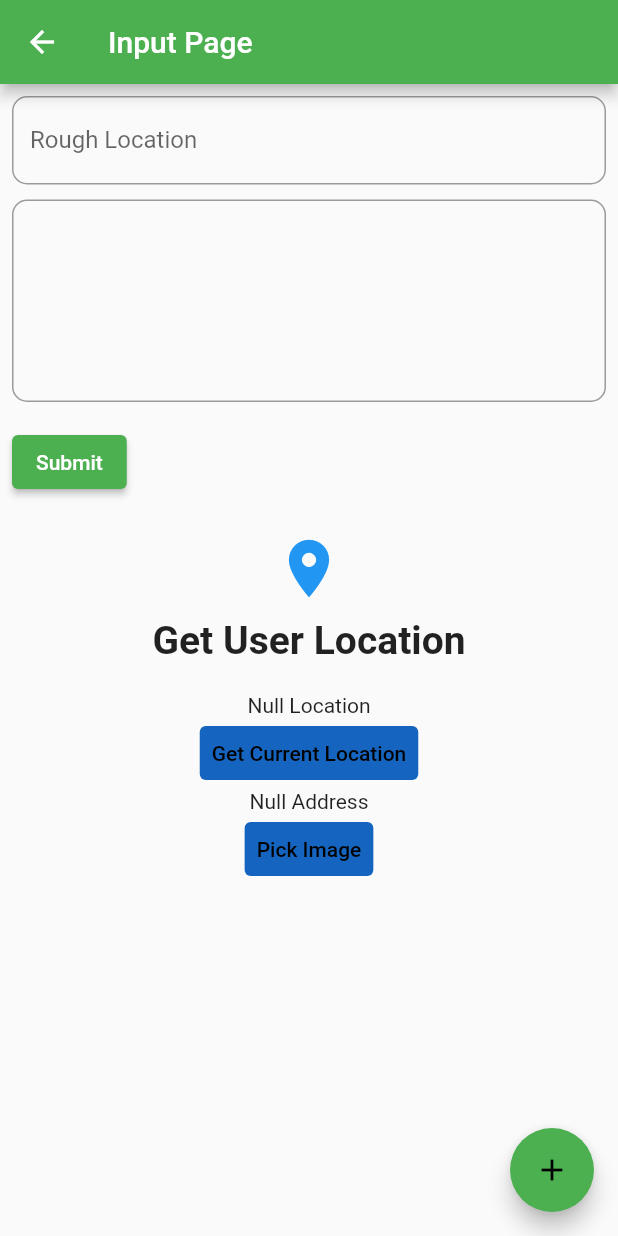
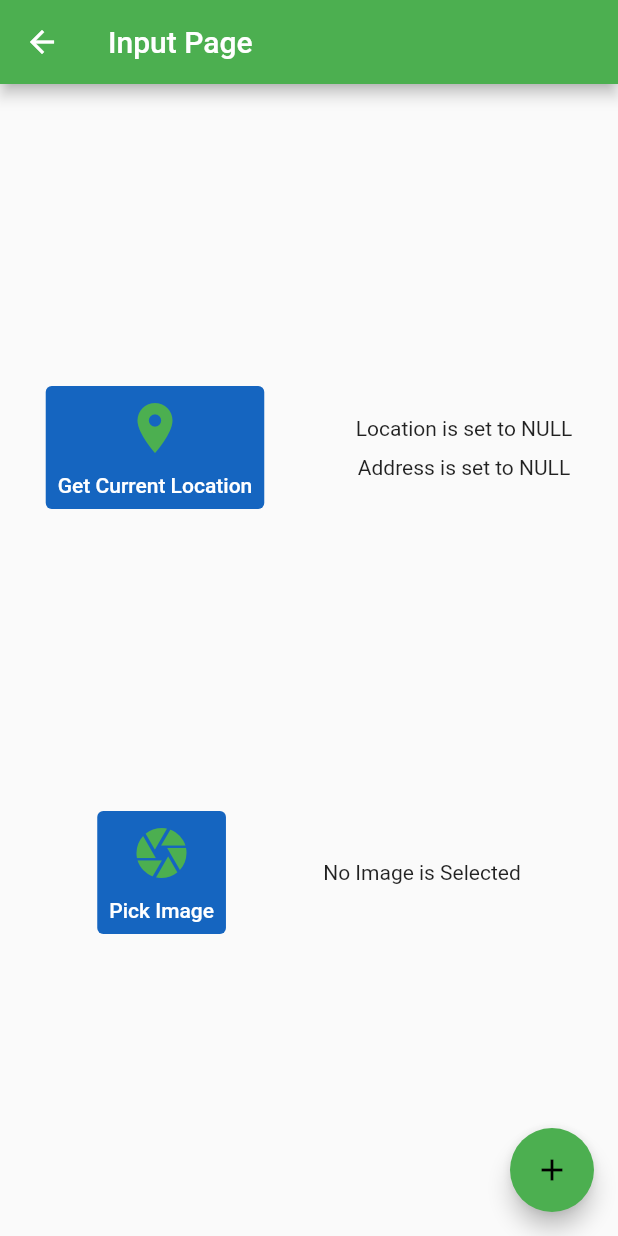
Before and after one commit to abhishek7997/Pothole-Problem, a Flutter app: the InputPage screen opened by its route, on a phone screen of 412 x 824 dp. Run offline on Flutter 3.47's test engine with Material 2 defaults, Android fonts, the phone set to English and light mode, and no system bars; our stand-ins replace geocoding, geolocator, image_picker; Roboto replaces fonts that are missing (OpenSans).

Commit message:
Updated the UI

```diff
--- a/lib/providers/pothole.dart
+++ b/lib/providers/pothole.dart
@@ -50,5 +50,6 @@ class PotHole with ChangeNotifier {
 
   set setImage(File img) {
     image = img;
+    notifyListeners();
   }
 }
--- a/lib/screens/input_screen.dart
+++ b/lib/screens/input_screen.dart
@@ -16,10 +16,71 @@ class InputPage extends StatelessWidget {
   static const routeName = '/input-screen';
   TextEditingController addressController = TextEditingController();
   String roughGPSLocation = "";
+  final _formKey = GlobalKey<FormState>();
 
   @override
   Widget build(BuildContext context) {
     var settingsProvider = Provider.of<PotHole>(context);
+
+    return Scaffold(
+      appBar: AppBar(
+        title: Text('Input Page'),
+      ),
+      body: Center(
+        child: Form(
+          key: _formKey,
+          child: Column(
+            mainAxisAlignment: MainAxisAlignment.spaceEvenly,
+            children: [
+              // CustomInputs(),
+              GiveLocation(settingsProvider),
+              PickImage(settingsProvider),
+            ],
+          ),
+        ),
+      ),
+      floatingActionButton: FloatingActionButton(
+        onPressed: () {
+          if (settingsProvider.currentPosition != null &&
+              settingsProvider.image != null) {
+            print("Adding Pothole - Dummy Data");
+            Provider.of<PotHoles>(context, listen: false).addPothole(
+              PotHole(
+                id: 'p5',
+                currentPosition: settingsProvider.CurrentPosition,
+                address: settingsProvider.Address,
+                image: settingsProvider.Image,
+              ),
+            );
+            ScaffoldMessenger.of(context)
+                .showSnackBar(SnackBar(content: Text('Success!')));
+          } else {
+            ScaffoldMessenger.of(context).showSnackBar(
+              SnackBar(
+                content: Text(
+                  (settingsProvider.currentPosition == null
+                          ? 'Please Update your location '
+                          : '') +
+                      (settingsProvider.image == null
+                          ? 'Please select an image '
+                          : ''),
+                ),
+              ),
+            );
+            return;
+          }
+        },
+        child: Icon(Icons.add),
+        backgroundColor: Colors.green,
+      ),
+    );
+  }
+}
+
+class PickImage extends StatelessWidget {
+  final settingsProvider;
+  PickImage(this.settingsProvider);
+
   File _image;
   final picker = ImagePicker();
 
@@ -33,51 +94,45 @@ class InputPage extends StatelessWidget {
     }
   }
 
-    return Scaffold(
-      appBar: AppBar(
-        title: Text('Input Page'),
-      ),
-      body: Column(
+  @override
+  Widget build(BuildContext context) {
+    return Row(
+      mainAxisAlignment: MainAxisAlignment.spaceEvenly,
       children: [
-          CustomInputs(),
-          GiveLocation(settingsProvider),
         TextButton(
           style: TextButton.styleFrom(
             backgroundColor: Colors.blue[800],
           ),
           onPressed: () => getImage(),
-            child: Text(
+          child: Column(
+            children: [
+              Icon(
+                Icons.camera,
+                size: 40.0,
+              ),
+              SizedBox(height: 10.0),
+              Text(
                 "Pick Image",
                 style: TextStyle(
-                color: Colors.black,
-              ),
+                  color: Colors.white,
                 ),
               ),
             ],
           ),
-      floatingActionButton: FloatingActionButton(
-        onPressed: () {
-          if (settingsProvider.currentPosition != null) {
-            print("Adding Pothole - Dummy Data");
-            Provider.of<PotHoles>(context, listen: false).addPothole(
-              PotHole(
-                id: 'p5',
-                currentPosition: settingsProvider.CurrentPosition,
-                address: settingsProvider.Address,
-                image: settingsProvider.Image,
         ),
-            );
-            ScaffoldMessenger.of(context)
-                .showSnackBar(SnackBar(content: Text('Success!')));
-          } else {
-            ScaffoldMessenger.of(context).showSnackBar(
-                SnackBar(content: Text('Please Update your location')));
-            return;
-          }
+        Consumer<PotHole>(
+          builder: (context, data, child) {
+            return settingsProvider.image != null
+                ? Flexible(
+                    child: FractionallySizedBox(
+                      widthFactor: 0.7,
+                      child: Image.file(settingsProvider.Image),
+                    ),
+                  )
+                : Text("No Image is Selected");
           },
-        child: Icon(Icons.add),
-        backgroundColor: Colors.green,
         ),
+      ],
     );
   }
 }
@@ -105,42 +160,55 @@ class GiveLocation extends StatelessWidget {
         mainAxisAlignment: MainAxisAlignment.center,
         crossAxisAlignment: CrossAxisAlignment.center,
         children: <Widget>[
-          Icon(
-            Icons.location_on,
-            size: 46.0,
-            color: Colors.blue,
-          ),
-          SizedBox(height: 10.0),
-          Text(
-            'Get User Location',
-            style: TextStyle(fontSize: 26.0, fontWeight: FontWeight.bold),
-          ),
-          SizedBox(height: 20.0),
-          Consumer<PotHole>(
-            builder: (context, data, child) {
-              return Text(settingsProvider.CurrentPosition != null
-                  ? 'LAT: ${settingsProvider.Latitude} LON: ${settingsProvider.Longitude}'
-                  : "Null Location");
-            },
-          ),
+          // Icon(
+          //   Icons.location_on,
+          //   size: 46.0,
+          //   color: Colors.blue,
+          // ),
+          Row(
+            mainAxisAlignment: MainAxisAlignment.spaceAround,
+            children: [
               TextButton(
                 style: TextButton.styleFrom(
                   backgroundColor: Colors.blue[800],
                 ),
                 onPressed: () => _getCurrentLocation(context),
-            child: Text(
+                child: Column(
+                  children: [
+                    Icon(
+                      Icons.location_on,
+                      size: 40.0,
+                    ),
+                    SizedBox(height: 10.0),
+                    Text(
                       "Get Current Location",
                       style: TextStyle(
-                color: Colors.black,
+                        color: Colors.white,
                       ),
                     ),
+                  ],
                 ),
+              ),
+              Column(
+                children: [
+                  Consumer<PotHole>(
+                    builder: (context, data, child) {
+                      return Text(settingsProvider.CurrentPosition != null
+                          ? 'LAT: ${settingsProvider.Latitude} LON: ${settingsProvider.Longitude}'
+                          : "Location is set to NULL");
+                    },
+                  ),
+                  SizedBox(height: 10.0),
                   Consumer<PotHole>(
                     builder: (context, data, child) {
                       return Text(settingsProvider.CurrentPosition != null
                           ? 'Address : ${settingsProvider.Address}'
-                  : "Null Address");
+                          : "Address is set to NULL");
                     },
+                  ),
+                ],
+              ),
+            ],
           ),
         ],
       ),
--- a/lib/widgets/pothole_item.dart
+++ b/lib/widgets/pothole_item.dart
@@ -41,7 +41,7 @@ class PotHoleItem extends StatelessWidget {
                     Text(
                       "LAT: ${pothole.Latitude}, LONG: ${pothole.Longitude}",
                       style: TextStyle(
-                          fontSize: 16.0, fontWeight: FontWeight.bold),
+                          fontSize: 14.0, fontWeight: FontWeight.bold),
                     ),
                     SizedBox(height: 10.0),
                     SizedBox(
```
Also changed, not shown: lib/screens/pothole_detail_screen.dart (+112 -7 lines). Lines whose indentation alone changed are shown as unchanged.
